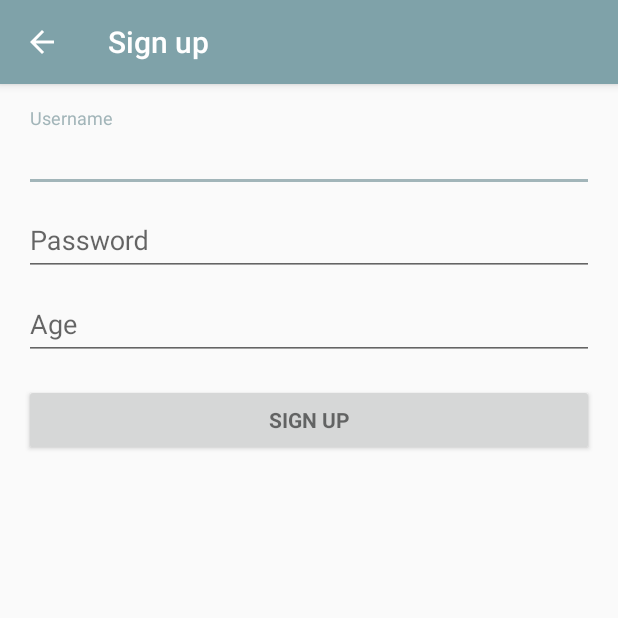
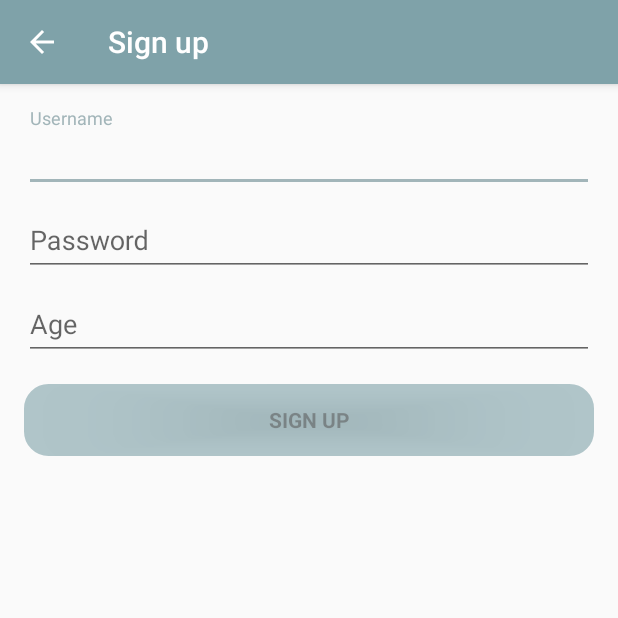
Before and after one commit to theGirrafish/NoQ, an Android app: the RegisterActivity screen opened directly, with no data from a screen before it, on a phone screen of 412 x 824 dp, the top half of it. Run offline under Robolectric (Android 15) with nearby library versions, the phone set to English and light mode, and no system bars; libraries missing offline, so code that uses them is left out: com.loopj.android, cz.msebera.android; 2 statements that could not run were skipped.

```diff
--- a/NoQ-Android/app/src/main/res/layout/activity_register.xml
+++ b/NoQ-Android/app/src/main/res/layout/activity_register.xml
@@ -84,6 +84,8 @@
                 android:layout_height="wrap_content"
                 android:layout_marginTop="16dp"
                 android:text="@string/action_sign_up"
+                android:background="@drawable/button_bg_rounded_corners"
+                android:alpha="0.60"
                 android:textStyle="bold" />
 
         </LinearLayout>
```
Also changed, not shown: NoQ-Android/app/src/main/res/layout/activity_login.xml (+8 -8 lines).
